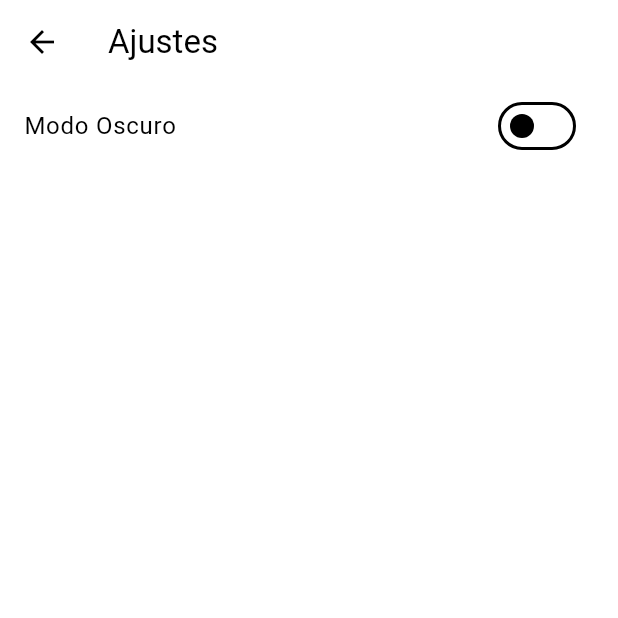
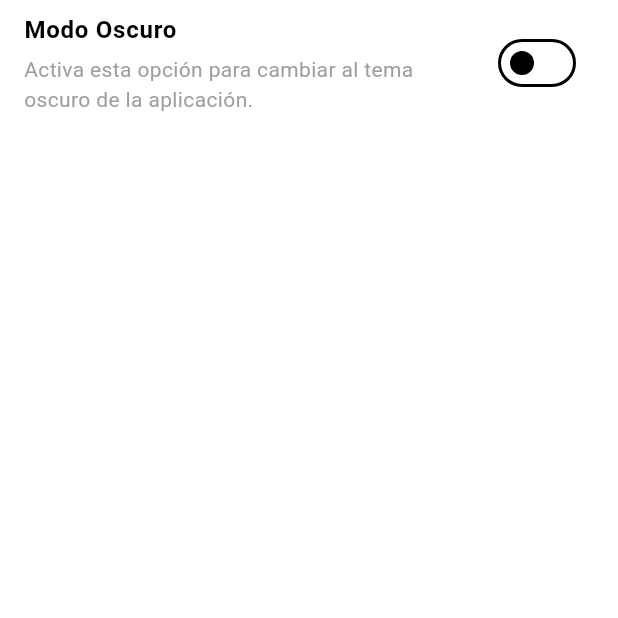
Before and after one commit to PPereaC/Ritmora, a Flutter app: the SettingsView screen opened directly, on a phone screen of 412 x 824 dp, the top half of it. Run offline on Flutter 3.47's test engine with Material 3 defaults, Android fonts, the phone set to English and light mode, and no system bars; our stand-ins replace animate_do, dio, flutter_riverpod, go_router, icons_plus, isar and 2 more; accounts and stored records are empty; generated files the repository leaves out were written again; statements that could not run were skipped.

Commit message:
add: Icono de la app + retoques diseño

```diff
--- a/lib/presentation/views/settings_view.dart
+++ b/lib/presentation/views/settings_view.dart
@@ -17,13 +17,27 @@ class SettingsViewState extends ConsumerState<SettingsView> {
     final isDarkmode = ref.watch(isDarkmodeProvider);
 
     return Scaffold(
-      appBar: AppBar(
-        title: const Text('Ajustes'),
-      ),
       body: ListView(
         children: [
           ListTile(
-            title: Text('Modo Oscuro', style: Theme.of(context).textTheme.bodyLarge),
+            title: Column(
+              crossAxisAlignment: CrossAxisAlignment.start,
+              children: [
+                Text(
+                  'Modo Oscuro',
+                  style: Theme.of(context).textTheme.bodyLarge?.copyWith(
+                    fontWeight: FontWeight.bold,
+                  ),
+                ),
+                const SizedBox(height: 4),
+                Text(
+                  'Activa esta opción para cambiar al tema oscuro de la aplicación.',
+                  style: Theme.of(context).textTheme.bodyMedium?.copyWith(
+                    color: Colors.grey,
+                  ),
+                ),
+              ],
+            ),
             trailing: Switch(
               value: isDarkmode,
               onChanged: (value) {
--- a/lib/presentation/widgets/appbar_widget.dart
+++ b/lib/presentation/widgets/appbar_widget.dart
@@ -29,7 +29,7 @@ class CustomAppBar extends StatelessWidget implements PreferredSizeWidget {
             style: TextStyle(
               fontFamily: 'Appbar',
               color: Colors.white,
-              fontSize: 24,
+              fontSize: 23,
               fontWeight: FontWeight.w600,
               letterSpacing: 0.5,
             ),
```
Also changed, not shown: 22 other files.
